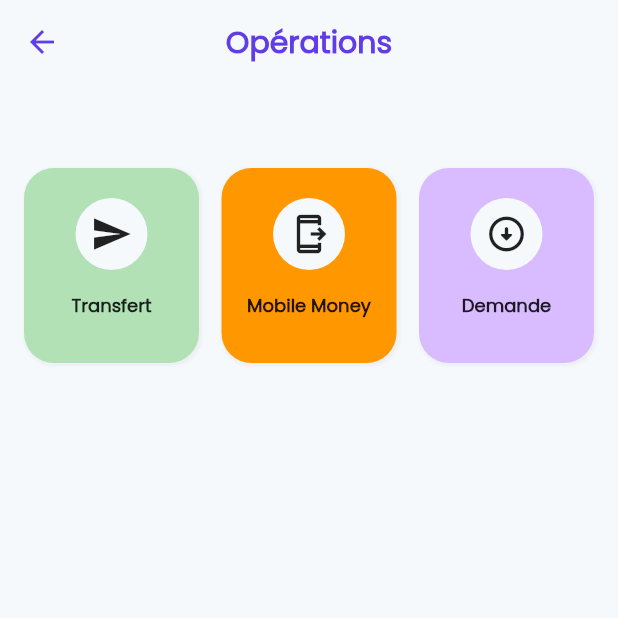
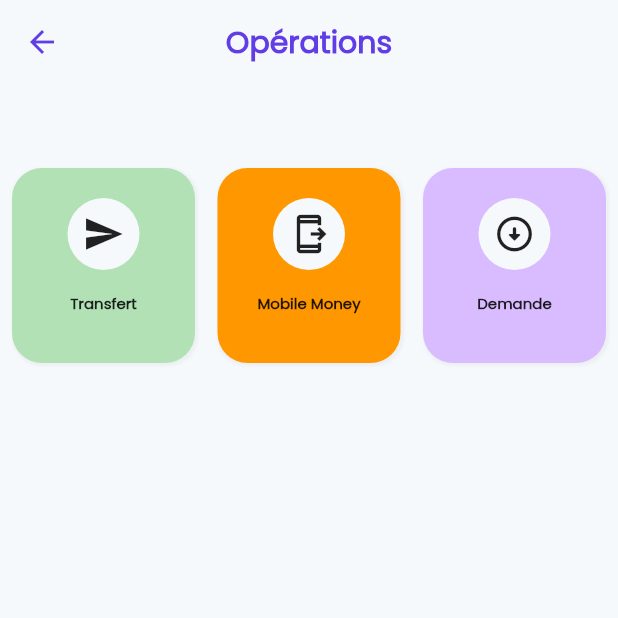
Before and after one commit to moninformatique/instapay_client, a Flutter app: the Payment screen opened directly with empty values, on a phone screen of 412 x 824 dp, the top half of it. Run offline on Flutter 3.47's test engine with Material 2 defaults, Android fonts, the phone set to English and light mode, and no system bars; our stand-ins replace barcode_widget, email_validator, flutter_svg, google_fonts, local_auth, shared_preferences and 1 more; missing offline and left inert: flutter_barcode_scanner; accounts and stored records are empty; network calls fail.

Commit message:
Intégration du paiement Mobile Money

```diff
--- a/lib/components/constants.dart
+++ b/lib/components/constants.dart
@@ -3,12 +3,12 @@ import 'package:flutter/material.dart';
 String logoPath = "assets/logos/4-rb.png";
 List<Map<String, dynamic>> providers = [
   {"id": 1, "name": "Instapay", "imagepath": "assets/logos/4-rb.png"},
+  {"id": 2, "name": "MTN Mobile Money", "imagepath": "assets/images/mtn.jpeg"},
   {
-    "id": 2,
+    "id": 3,
     "name": "Orange Mobile Money",
     "imagepath": "assets/images/orange.png"
   },
-  {"id": 3, "name": "MTN Mobile Money", "imagepath": "assets/images/mtn.jpeg"},
   {"id": 4, "name": "Moov Mobile Money", "imagepath": "assets/images/moov.png"}
 ];
 
--- a/lib/screens/operations/payment/components/action_box.dart
+++ b/lib/screens/operations/payment/components/action_box.dart
@@ -52,10 +52,12 @@ class ActionBox extends StatelessWidget {
                     color: color,
                   )),
               const SizedBox(height: 15),
-              Text(
-                title,
-                style: TextStyle(
-                    color: color, fontSize: 12, fontWeight: FontWeight.w600),
+              Expanded(
+                child: Text(
+                  title,
+                  style: TextStyle(
+                      color: color, fontSize: 10, fontWeight: FontWeight.w600),
+                ),
               )
             ],
           )),
--- a/lib/screens/operations/payment/payment.dart
+++ b/lib/screens/operations/payment/payment.dart
@@ -36,7 +36,7 @@ class _PaymentState extends State<Payment> {
     return Scaffold(
       appBar: appBar(context),
       body: Padding(
-        padding: EdgeInsets.symmetric(horizontal: InstaSpacing.normal),
+        padding: EdgeInsets.symmetric(horizontal: InstaSpacing.normal / 2),
         child: Expanded(
           child: Column(
             children: [
--- a/lib/screens/settings/register_payment_way.dart
+++ b/lib/screens/settings/register_payment_way.dart
@@ -243,10 +243,10 @@ class _PaymentWayState extends State<PaymentWay> {
 
       if (response.statusCode == 200) {
         debugPrint("enregistrement du moyen de paiement éffectué");
-        openDialog("succès", true);
+        openDialog("Enregistremment éffectué", true);
       } else {
         debugPrint("l'enregistrement à échoué");
-        openDialog("echec", false);
+        openDialog("Enregistrement échoué", false);
       }
     } catch (e) {
       debugPrint("@@@@@@@@@@@@@ une exception est survenue");
```
Also changed, not shown: lib/screens/operations/home/home.dart (+15 -7 lines), lib/screens/operations/payment/mobilemoney/mobile_money_payment.dart (+61 -67 lines).
